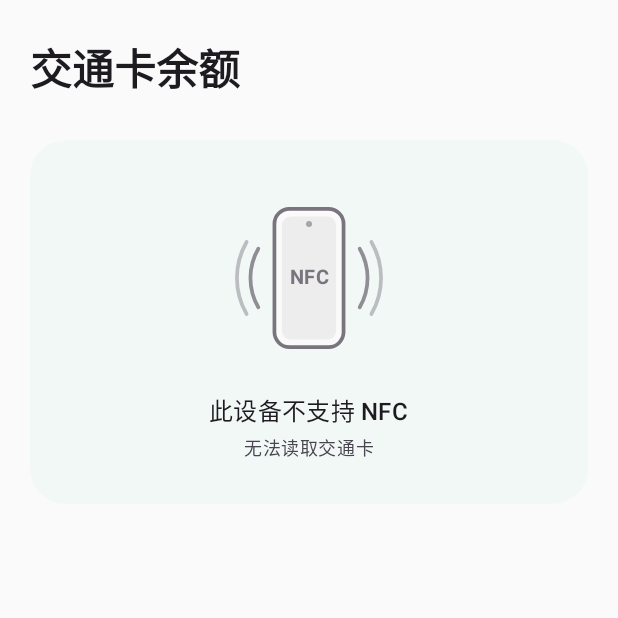
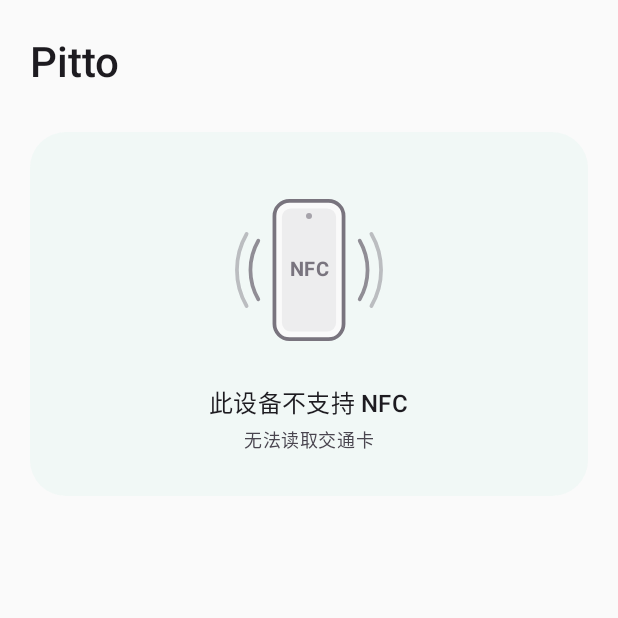
Before and after one commit to SodiumNya/pitto, an Android app built with Jetpack Compose: the screen it shows after launch (MainActivity), on a phone screen of 412 x 824 dp, the top half of it. Run offline under Robolectric (Android 15) with nearby library versions, the phone set to English and light mode, and no system bars; network calls fail.

Commit message:
Name the app Pitto
Launcher label and home title are now Pitto (from the gate's tap sound).

Co-Authored-By: Claude Opus 5.5 <noreply@anthropic.com>

```diff
--- a/app/src/main/java/app/jpcard/reader/ui/HomeScreen.kt
+++ b/app/src/main/java/app/jpcard/reader/ui/HomeScreen.kt
@@ -44,7 +44,7 @@ fun HomeScreen(state: AppState, actions: AppActions) {
             ) {
                 item {
                     Text(
-                        "交通卡余额",
+                        "Pitto",
                         style = MaterialTheme.typography.headlineMedium,
                         fontWeight = FontWeight.SemiBold,
                         modifier = Modifier.padding(top = 8.dp, bottom = 4.dp),
--- a/app/src/main/res/values/strings.xml
+++ b/app/src/main/res/values/strings.xml
@@ -1,4 +1,4 @@
 <?xml version="1.0" encoding="utf-8"?>
 <resources>
-    <string name="app_name">交通卡余额</string>
+    <string name="app_name">Pitto</string>
 </resources>
--- a/settings.gradle.kts
+++ b/settings.gradle.kts
@@ -12,5 +12,5 @@ dependencyResolutionManagement {
         mavenCentral()
     }
 }
-rootProject.name = "JpCardReader"
+rootProject.name = "Pitto"
 include(":app")
```
Also changed, not shown: 1 other file.
